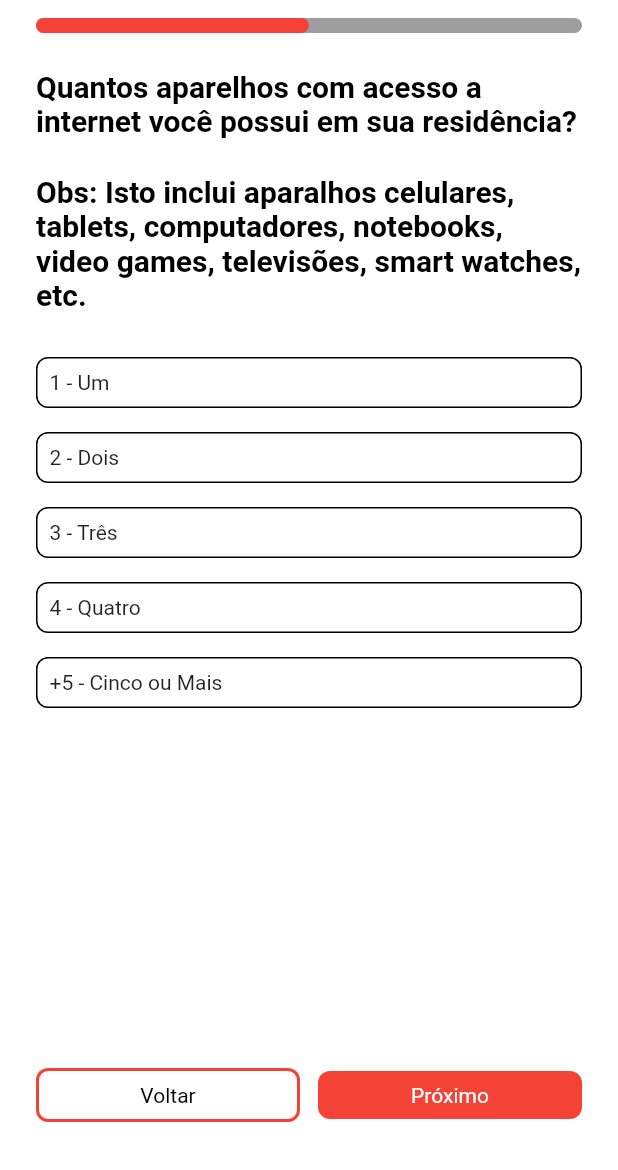
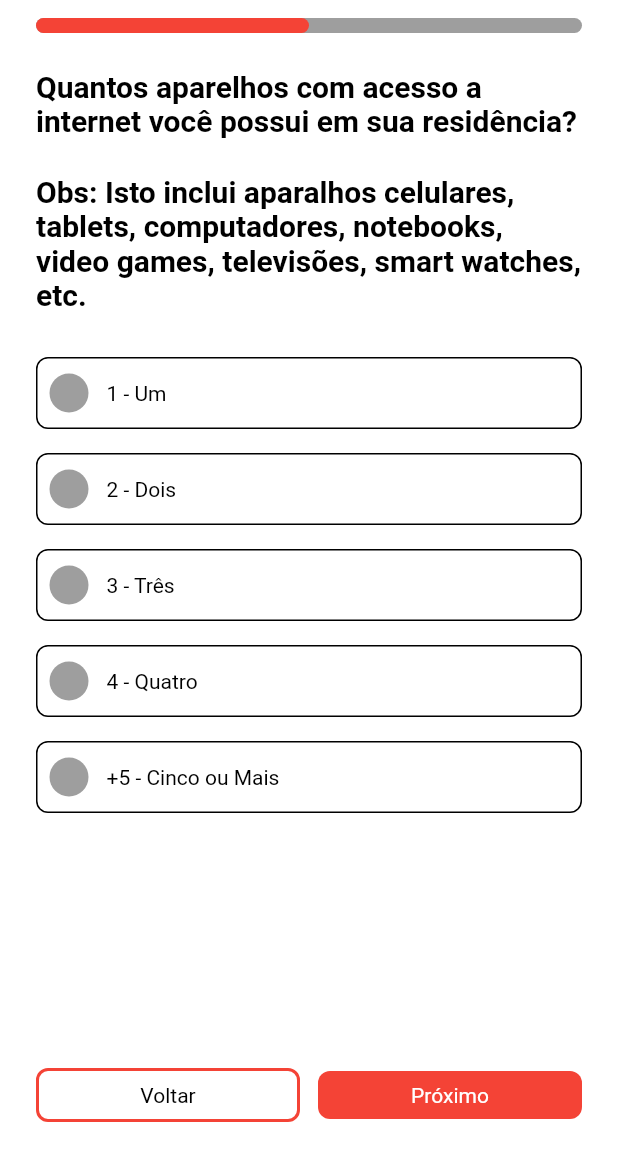
Before and after one commit to MojoMiojo/clinica_gelp_mobile, a Flutter app: the screen it shows after launch, on a phone screen of 412 x 824 dp, the part 66-1236 px from its top. Run offline on Flutter 3.47's test engine with Material 2 defaults, Android fonts, the phone set to English and light mode, and no system bars.

Commit message:
feat: gelp radius improvements

```diff
--- a/lib/presentation/pages/questions/question_page.dart
+++ b/lib/presentation/pages/questions/question_page.dart
@@ -56,7 +56,11 @@ class _QuestionPageState extends State<QuestionPage> {
                         .map(
                           (question) => Padding(
                             padding: const EdgeInsets.only(bottom: 16),
-                            child: RadiusField(text: question),
+                            child: GelpRadiusField(
+                              text: question,
+                              index: 1,
+                              callback: (value) {},
+                            ),
                           ),
                         )
                         .toList(),
--- a/lib/presentation/widgets/custom_button/gelp_custom_button.dart
+++ b/lib/presentation/widgets/custom_button/gelp_custom_button.dart
@@ -25,10 +25,8 @@ class GelpCustomButton extends StatelessWidget {
           width: double.infinity,
           decoration: BoxDecoration(
             color: style.buttonColor,
-            borderRadius: BorderRadius.all(
-              Radius.circular(
-                style.borderRadius,
-              ),
+            borderRadius: BorderRadius.circular(
+              style.borderRadius,
             ),
             border: Border.all(
               width: style.borderWidth,
--- /dev/null
+++ b/lib/presentation/widgets/radius_field/gelp_radius_field.dart
@@ -0,0 +1,84 @@
+// ignore_for_file: public_member_api_docs, sort_constructors_first
+import 'package:flutter/material.dart';
+
+import 'package:gelp_questionnaire/presentation/widgets/radius_field/radius_field.dart';
+
+class GelpRadiusField extends StatefulWidget {
+  final String text;
+  final int index;
+  final Function(int) callback;
+  final GelpRadiusFieldStyle style;
+
+  const GelpRadiusField({
+    Key? key,
+    required this.text,
+    required this.index,
+    required this.callback,
+    this.style = const GelpRadiusFieldStyle(),
+  }) : super(key: key);
+
+  @override
+  State<GelpRadiusField> createState() => _GelpRadiusFieldState();
+}
+
+class _GelpRadiusFieldState extends State<GelpRadiusField> {
+  late bool selected = false;
+  @override
+  Widget build(BuildContext context) {
+    return Container(
+      height: widget.style.cardHeight,
+      width: double.infinity,
+      decoration: BoxDecoration(
+        borderRadius: BorderRadius.circular(8),
+        border: Border.all(
+          color: selected
+              ? widget.style.selectedColor
+              : widget.style.disabledBorderColor,
+          width: 1,
+        ),
+      ),
+      child: Padding(
+        padding: const EdgeInsets.all(8.0),
+        child: Row(
+          children: [
+            InkWell(
+              onTap: () {
+                widget.callback.call(widget.index);
+                setState(() {
+                  selected = !selected;
+                });
+              },
+              child: Container(
+                height: widget.style.radioSize,
+                width: widget.style.radioSize,
+                decoration: BoxDecoration(
+                  color: selected
+                      ? widget.style.selectedColor
+                      : widget.style.disabledRadioColor,
+                  borderRadius: BorderRadius.circular(100),
+                ),
+                child: selected
+                    ? Center(
+                        child: Container(
+                          height: widget.style.radioSize / 2,
+                          width: widget.style.radioSize / 2,
+                          decoration: BoxDecoration(
+                            color: widget.style.pointerColor,
+                            borderRadius: BorderRadius.circular(100),
+                          ),
+                        ),
+                      )
+                    : const SizedBox.shrink(),
+              ),
+            ),
+            const SizedBox(width: 12),
+            Text(
+              widget.text,
+              style: widget.style.textStyle,
+            ),
+          ],
+        ),
+      ),
+    );
+  }
+}
--- /dev/null
+++ b/lib/presentation/widgets/radius_field/gelp_radius_field_style.dart
@@ -0,0 +1,44 @@
+// ignore_for_file: public_member_api_docs, sort_constructors_first
+import 'package:flutter/material.dart';
+
+import 'package:gelp_questionnaire/utils/utils.dart';
+
+class GelpRadiusFieldStyle {
+  final Color selectedColor;
+  final Color disabledRadioColor;
+  final Color disabledBorderColor;
+  final Color pointerColor;
+  final double cardHeight;
+  final double radioSize;
+  final TextStyle textStyle;
+
+  const GelpRadiusFieldStyle({
+    this.selectedColor = Colors.red,
+    this.disabledRadioColor = Colors.grey,
+    this.disabledBorderColor = Colors.black,
+    this.pointerColor = Colors.white,
+    this.cardHeight = 48,
+    this.radioSize = 26,
+    this.textStyle = GelpTextStyles.kSecondaryButton,
+  });
+
+  GelpRadiusFieldStyle copyWith({
+    Color? selectedColor,
+    Color? disabledRadioColor,
+    Color? disabledBorderColor,
+    Color? pointerColor,
+    double? cardHeight,
+    double? radioSize,
+    TextStyle? textStyle,
+  }) {
+    return GelpRadiusFieldStyle(
+      selectedColor: selectedColor ?? this.selectedColor,
+      disabledRadioColor: disabledRadioColor ?? this.disabledRadioColor,
+      disabledBorderColor: disabledBorderColor ?? this.disabledBorderColor,
+      pointerColor: pointerColor ?? this.pointerColor,
+      cardHeight: cardHeight ?? this.cardHeight,
+      radioSize: radioSize ?? this.radioSize,
+      textStyle: textStyle ?? this.textStyle,
+    );
+  }
+}
--- a/lib/presentation/widgets/radius_field/radius_field.dart
+++ b/lib/presentation/widgets/radius_field/radius_field.dart
@@ -1,2 +1,2 @@
-export 'radius_field_widget.dart';
-export 'radius_field_widget_style.dart';
+export 'gelp_radius_field.dart';
+export 'gelp_radius_field_style.dart';
--- a/lib/presentation/widgets/radius_field/radius_field_widget.dart
+++ /dev/null
@@ -1,31 +0,0 @@
-// ignore_for_file: public_member_api_docs, sort_constructors_first
-import 'package:flutter/material.dart';
-
-class RadiusField extends StatelessWidget {
-  const RadiusField({
-    Key? key,
-    required this.text,
-  }) : super(key: key);
-
-  final String text;
-
-  @override
-  Widget build(BuildContext context) {
-    return Container(
-      width: double.infinity,
-      decoration: BoxDecoration(
-        borderRadius: BorderRadius.circular(8),
-        border: Border.all(
-          color: Colors.black,
-          width: 1,
-        ),
-      ),
-      child: Padding(
-        padding: const EdgeInsets.all(8.0),
-        child: Text(
-          text,
-        ),
-      ),
-    );
-  }
-}
```
Also changed, not shown: lib/presentation/widgets/radius_field/radius_field_widget_style.dart (deleted).
